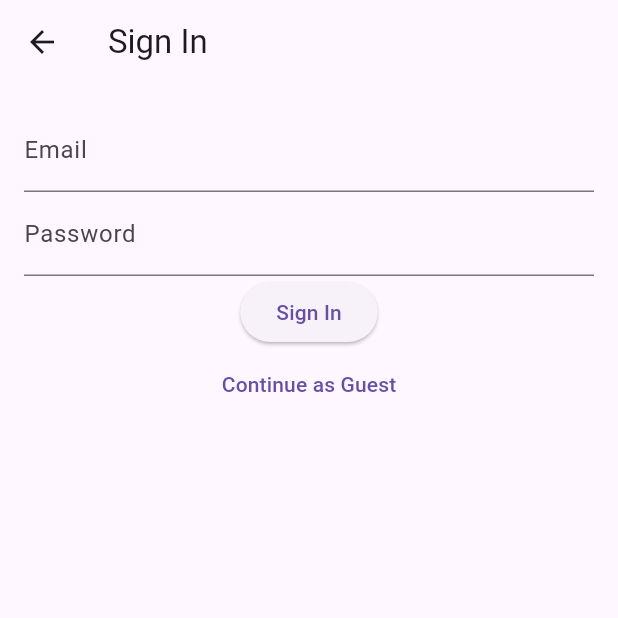
After one commit to vladsodev/firebase_auth_app, a Flutter app: the SignInScreen screen opened directly, on a phone screen of 412 x 824 dp, the top half of it. The commit adds this screen. Run offline on Flutter 3.47's test engine with Material 3 defaults, Android fonts, the light colour scheme and no system bars; our stand-ins replace cloud_firestore, file_picker, firebase_auth, firebase_core, flutter_riverpod, fpdart; missing offline and left inert: encrypt, window_manager, zxcvbn; accounts and stored records are empty; statements that could not run were skipped.

Commit message:
first steps

```diff
--- /dev/null
+++ b/lib/core/failure.dart
@@ -0,0 +1,5 @@
+class Failure {
+  final String message;
+
+  Failure(this.message);
+}
--- /dev/null
+++ b/lib/core/type_defs.dart
@@ -0,0 +1,5 @@
+import 'package:firebase_auth_app/core/failure.dart';
+import 'package:fpdart/fpdart.dart';
+
+typedef FutureEither<T> = Future<Either<Failure, T>>;
+typedef FutureVoid = FutureEither<void>;
--- /dev/null
+++ b/lib/features/auth/controller/auth_controller.dart
@@ -0,0 +1,39 @@
+import 'package:flutter/material.dart';
+import 'package:firebase_auth/firebase_auth.dart';
+import 'package:firebase_auth_app/features/auth/repo/auth_repository.dart';
+import 'package:firebase_auth_app/models/user.dart';
+import 'package:firebase_auth_app/utils/show_snack_bar.dart';
+import 'package:flutter_riverpod/flutter_riverpod.dart';
+
+
+
+final authControllerProvider = Provider((ref) => AuthController(authRepository: ref.read(authRepositoryProvider)));
+
+class AuthController {
+  final AuthRepository _authRepository;
+  AuthController({required AuthRepository authRepository}) : _authRepository = authRepository;
+
+  void signUpWithEmail(String email, String password, BuildContext context) async {
+    final user = await _authRepository.signUpWithEmail(email, password);
+    user.fold((l) => showSnackBar(context, l.message), (r) => null);
+  }
+
+  // Future<UserModel?> signUpWithEmail(String email, String password) {
+  //   return _authRepository.signUpWithEmail(email, password);
+  // }
+
+  Future<UserModel?> signInWithEmail(String email, String password) {
+    return _authRepository.signInWithEmail(email, password);
+  }
+
+  Future<UserModel?> signInAnonymously() {
+    return _authRepository.signInAnonymously();
+  }
+
+  Future<void> signOut() {
+    return _authRepository.signOut();
+  }
+
+  Stream<User?> get authStateChanges => _authRepository.authStateChanges;
+
+}
--- /dev/null
+++ b/lib/screens/auth_screens/sign_in_screen.dart
@@ -0,0 +1,154 @@
+import 'package:firebase_auth_app/features/auth/controller/auth_controller.dart';
+import 'package:firebase_auth_app/screens/home/user_screens/home_screen.dart';
+import 'package:flutter/material.dart';
+import 'package:flutter_riverpod/flutter_riverpod.dart';
+
+
+class SignInScreen extends ConsumerStatefulWidget {
+  const SignInScreen({super.key});
+
+  void signUpWithEmailAndPassword(String email, String password, BuildContext context, WidgetRef ref) {
+
+    ref.read(authControllerProvider).signUpWithEmail(email, password, context);
+  }
+
+
+  @override
+  ConsumerState<ConsumerStatefulWidget> createState() => _SignInScreenState();
+}
+
+class _SignInScreenState extends ConsumerState<SignInScreen> {
+  final _emailController = TextEditingController();
+  final _passwordController = TextEditingController();
+
+  @override
+  Widget build(BuildContext context) {
+    return Scaffold(
+      appBar: AppBar(title: const Text('Sign In')),
+      body: Padding(
+        padding: const EdgeInsets.all(16.0),
+        child: Column(
+          children: [
+            TextField(
+              controller: _emailController,
+              decoration: const InputDecoration(labelText: 'Email'),
+            ),
+            TextField(
+              controller: _passwordController,
+              decoration: const InputDecoration(labelText: 'Password'),
+              obscureText: true,
+            ),
+            ElevatedButton(
+              onPressed: () {
+                final email = _emailController.text;
+                final password = _passwordController.text;
+
+                widget.signUpWithEmailAndPassword(email, password, context, ref);
+              },
+              child: Text('Sign In'),
+            ),
+            TextButton(
+              onPressed: () async {
+                final authController = ref.read(authControllerProvider);
+                final user = await authController.signInAnonymously();
+
+                if (user != null) {
+                  // Переход на следующий экран при успешной авторизации
+                  Navigator.pushReplacement(
+                    context,
+                    MaterialPageRoute(builder: (context) => HomeScreen()),
+                  );
+                } else {
+                  // Показать ошибку
+                  ScaffoldMessenger.of(context).showSnackBar(
+                    SnackBar(content: Text('Login as guest failed')),
+                  );
+                }
+              },
+              child: Text('Continue as Guest'),
+            ),
+          ],
+        ),
+      ),
+    );
+  }
+}
+
+
+// class SignInScreen extends ConsumerStatefulWidget {
+//   const SignInScreen({super.key});
+
+//   @override
+//   _SignInScreenState createState() => _SignInScreenState();
+// }
+
+// class _SignInScreenState extends ConsumerState<SignInScreen> {
+//   final _emailController = TextEditingController();
+//   final _passwordController = TextEditingController();
+
+//   @override
+//   Widget build(BuildContext context) {
+//     return Scaffold(
+//       appBar: AppBar(title: Text('Sign In')),
+//       body: Padding(
+//         padding: EdgeInsets.all(16.0),
+//         child: Column(
+//           children: [
+//             TextField(
+//               controller: _emailController,
+//               decoration: InputDecoration(labelText: 'Email'),
+//             ),
+//             TextField(
+//               controller: _passwordController,
+//               decoration: InputDecoration(labelText: 'Password'),
+//               obscureText: true,
+//             ),
+//             ElevatedButton(
+//               onPressed: () async {
+//                 final email = _emailController.text;
+//                 final password = _passwordController.text;
+
+//                 final authController = ref.read(authControllerProvider);
+//                 final user = await authController.signInWithEmail(email, password);
+
+//                 if (user != null) {
+//                   // Переход на следующий экран при успешной авторизации
+//                   Navigator.pushReplacement(
+//                     context,
+//                     MaterialPageRoute(builder: (context) => HomePage()),
+//                   );
+//                 } else {
+//                   // Показать ошибку
+//                   ScaffoldMessenger.of(context).showSnackBar(
+//                     SnackBar(content: Text('Login failed')),
+//                   );
+//                 }
+//               },
+//               child: Text('Sign In'),
+//             ),
+//             TextButton(
+//               onPressed: () async {
+//                 final authController = ref.read(authControllerProvider);
+//                 final user = await authController.signInAnonymously();
+
+//                 if (user != null) {
+//                   // Переход на следующий экран при успешной авторизации
+//                   Navigator.pushReplacement(
+//                     context,
+//                     MaterialPageRoute(builder: (context) => HomePage()),
+//                   );
+//                 } else {
+//                   // Показать ошибку
+//                   ScaffoldMessenger.of(context).showSnackBar(
+//                     SnackBar(content: Text('Login as guest failed')),
+//                   );
+//                 }
+//               },
+//               child: Text('Continue as Guest'),
+//             ),
+//           ],
+//         ),
+//       ),
+//     );
+//   }
+// }
--- a/lib/screens/authenticate/register_screen.dart
+++ b/lib/screens/authenticate/register_screen.dart
@@ -1,5 +1,5 @@
 import 'package:firebase_auth_app/services/auth.dart';
-import 'package:firebase_auth_app/utils/showSnackBar.dart';
+import 'package:firebase_auth_app/utils/show_snack_bar.dart';
 import 'package:flutter/material.dart';
 import 'package:zxcvbn/zxcvbn.dart';
 
--- a/lib/screens/home/user_screens/coffee_screen.dart
+++ b/lib/screens/home/user_screens/coffee_screen.dart
@@ -3,7 +3,7 @@
 import 'package:cloud_firestore/cloud_firestore.dart';
 import 'package:firebase_auth_app/models/user.dart';
 import 'package:firebase_auth_app/services/database.dart';
-import 'package:firebase_auth_app/utils/showSnackBar.dart';
+import 'package:firebase_auth_app/utils/show_snack_bar.dart';
 import 'package:flutter/material.dart';
 import 'dart:math';
 
--- a/lib/services/firebase_auth_methods.dart
+++ b/lib/services/firebase_auth_methods.dart
@@ -1,6 +1,6 @@
 import 'package:firebase_auth/firebase_auth.dart';
 import 'package:flutter/material.dart';
-import '../utils/showSnackBar.dart';
+import '../utils/show_snack_bar.dart';
 
 
 class FirebaseAuthMethods {
--- a/lib/utils/showSnackBar.dart
+++ b/lib/utils/show_snack_bar.dart
@@ -1,7 +1,7 @@
 import 'package:flutter/material.dart';
 
 void showSnackBar(BuildContext context, String message) {
-  ScaffoldMessenger.of(context).showSnackBar(
+  ScaffoldMessenger.of(context)..hideCurrentSnackBar()..showSnackBar(
     SnackBar(
       backgroundColor: Colors.white24,
       content: Text(message),
--- a/pubspec.yaml
+++ b/pubspec.yaml
@@ -36,8 +36,11 @@ dependencies:
   firebase_core: ^2.29.0
   flutter:
     sdk: flutter
+  flutter_riverpod: ^2.5.1
+  fpdart: ^1.1.0
   http: ^1.2.1
   provider: ^6.1.2
+  riverpod: ^2.5.1
   window_manager: ^0.3.8
   zxcvbn: ^1.0.0
 
```
Also changed, not shown: lib/core/providers/firebase_providers.dart (added, +13 -0 lines), lib/features/auth/repo/auth_repository.dart (added, +71 -0 lines), lib/main.dart (+47 -23 lines), lib/models/user.dart (+73 -0 lines), lib/screens/home/admin/admin_screen.dart (+4 -5 lines), lib/screens/home/user_screen.dart (+59 -59 lines), lib/screens/home/user_screens/home_screen.dart (added, +18 -0 lines), lib/services/auth.dart (+10 -1 lines), pubspec.lock.
